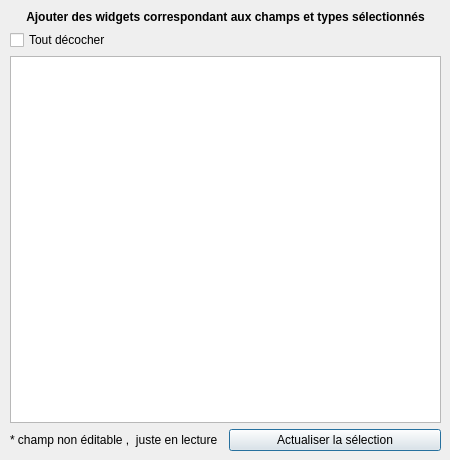
Qt form filtre.ui (IGNF/jeux_attribut_generique_plugin_qgis) before a commit.
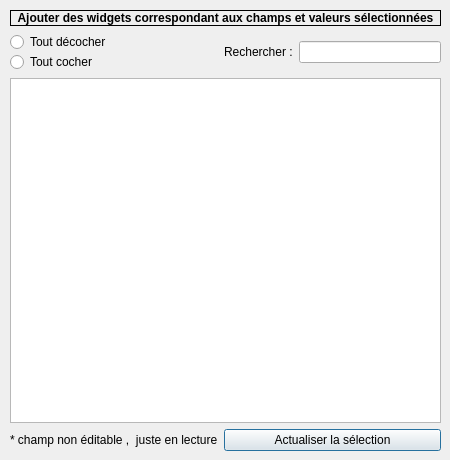
The same form after that commit.

Commit message: ajout de la recherche et divers ameliorations

Diff of the .ui file:
```diff
--- a/filtre.ui
+++ b/filtre.ui
@@ -25,7 +25,7 @@
   <property name="windowTitle">
    <string>Dialog</string>
   </property>
-  <widget class="QWidget" name="">
+  <widget class="QWidget" name="layoutWidget">
    <property name="geometry">
     <rect>
      <x>10</x>
@@ -43,21 +43,17 @@
         <bold>true</bold>
        </font>
       </property>
+      <property name="frameShape">
+       <enum>QFrame::Box</enum>
+      </property>
       <property name="text">
-       <string>Ajouter des widgets correspondant aux champs et types sélectionnés</string>
+       <string>Ajouter des widgets correspondant aux champs et valeurs sélectionnées</string>
       </property>
       <property name="alignment">
        <set>Qt::AlignCenter</set>
       </property>
      </widget>
     </item>
-    <item row="1" column="0">
-     <widget class="QCheckBox" name="checkBox_alldecocher">
-      <property name="text">
-       <string>Tout décocher</string>
-      </property>
-     </widget>
-    </item>
     <item row="3" column="0">
      <widget class="QLabel" name="label_noeditable">
       <property name="text">
@@ -75,6 +71,41 @@
     <item row="2" column="0" colspan="2">
      <widget class="QTreeView" name="treeView"/>
     </item>
+    <item row="1" column="1">
+     <layout class="QHBoxLayout" name="horizontalLayout">
+      <item>
+       <widget class="QLabel" name="label_2">
+        <property name="text">
+         <string>Rechercher :</string>
+        </property>
+       </widget>
+      </item>
+      <item>
+       <widget class="QLineEdit" name="lineEdit_recherche"/>
+      </item>
+     </layout>
+    </item>
+    <item row="1" column="0">
+     <layout class="QVBoxLayout" name="verticalLayout">
+      <property name="spacing">
+       <number>0</number>
+      </property>
+      <item>
+       <widget class="QRadioButton" name="radioButton_alldecoche">
+        <property name="text">
+         <string>Tout décocher</string>
+        </property>
+       </widget>
+      </item>
+      <item>
+       <widget class="QRadioButton" name="radioButton_allcoche">
+        <property name="text">
+         <string>Tout cocher</string>
+        </property>
+       </widget>
+      </item>
+     </layout>
+    </item>
    </layout>
   </widget>
  </widget>
```
The commit also changes 20 other files.
